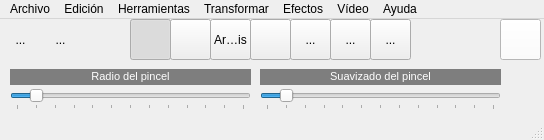
First picture: the form in QFotoPaint5/mainwindow.ui, repository AntonioMrtz/PhotoshopIG, before the edit.
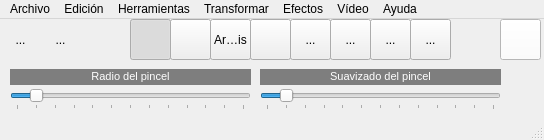
Second picture: the form after the edit. Icons and pictures are not drawn.

Patch:
```diff
--- a/QFotoPaint5/mainwindow.ui
+++ b/QFotoPaint5/mainwindow.ui
@@ -404,6 +404,35 @@
      <bool>true</bool>
     </property>
    </widget>
+   <widget class="QToolButton" name="toolButton_11">
+    <property name="geometry">
+     <rect>
+      <x>410</x>
+      <y>0</y>
+      <width>41</width>
+      <height>41</height>
+     </rect>
+    </property>
+    <property name="text">
+     <string>...</string>
+    </property>
+    <property name="icon">
+     <iconset resource="recursos.qrc">
+      <normaloff>:/imagenes/rellenar.png</normaloff>:/imagenes/rellenar.png</iconset>
+    </property>
+    <property name="iconSize">
+     <size>
+      <width>36</width>
+      <height>36</height>
+     </size>
+    </property>
+    <property name="checkable">
+     <bool>true</bool>
+    </property>
+    <property name="autoExclusive">
+     <bool>true</bool>
+    </property>
+   </widget>
   </widget>
   <widget class="QMenuBar" name="menuBar">
    <property name="geometry">
```
